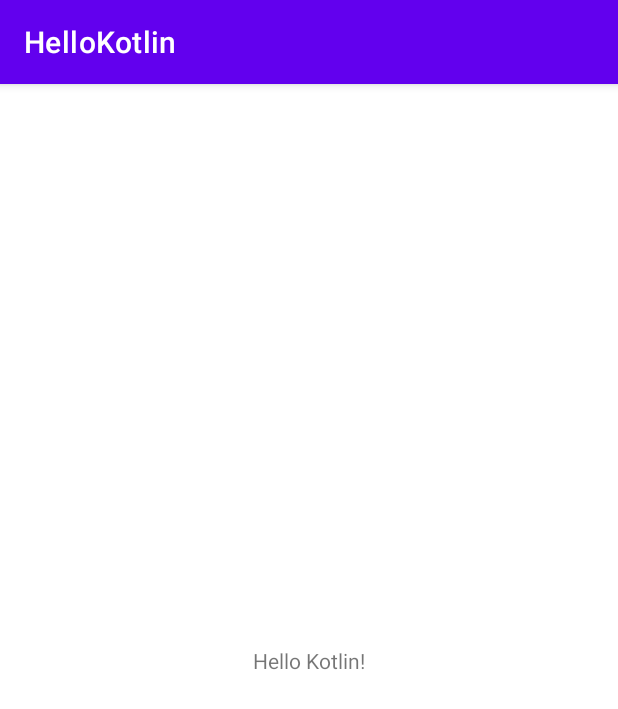
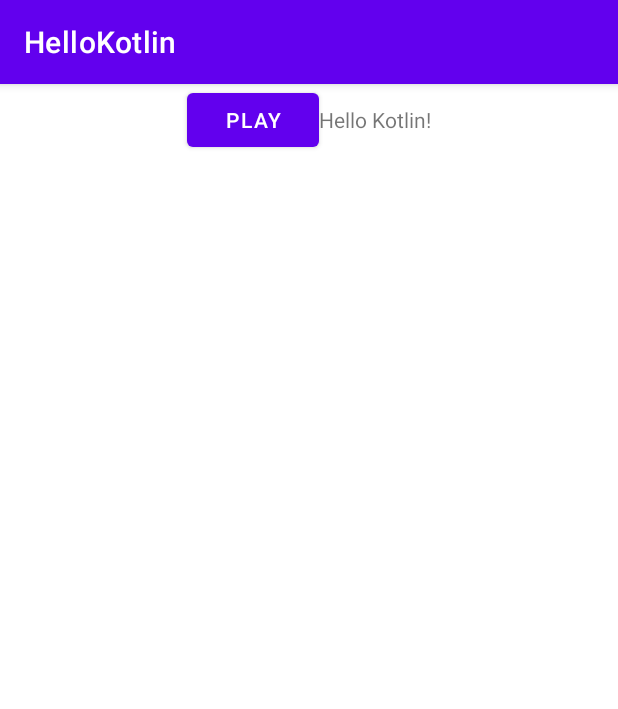
Before and after one commit to dardanqsot/kotlin, an Android app: the screen it shows after launch (MainActivity), on a phone screen of 412 x 824 dp. Shown: the top 709 px of the screen. Run offline under Robolectric (Android 15) with nearby library versions, the light colour scheme and no system bars.

Commit message:
Seccion 2 - PrimerApp: Hola mundo - Lectura de texto con asistente

```diff
--- a/HelloKotlin/app/src/main/java/com/dardan/hellokotlin/MainActivity.kt
+++ b/HelloKotlin/app/src/main/java/com/dardan/hellokotlin/MainActivity.kt
@@ -5,6 +5,7 @@ import android.os.Bundle
 import android.speech.tts.TextToSpeech
 import android.util.Log
 import android.widget.TextView
+import java.util.*
 
 class MainActivity : AppCompatActivity(), TextToSpeech.OnInitListener {
 
@@ -18,9 +19,14 @@ class MainActivity : AppCompatActivity(), TextToSpeech.OnInitListener {
         Log.i("message textview", message)
     }
 
+    private fun speak(){
+        var message: String = findViewById<TextView>(R.id.textView).text.toString()
+        tts!!.speak(message, TextToSpeech.QUEUE_FLUSH, null, "")
+    }
     override fun onInit(status: Int) {
         if(status == TextToSpeech.SUCCESS){
             findViewById<TextView>(R.id.textView).text = "Listo!!"
+            tts!!.setLanguage(Locale.US)
         } else {
             findViewById<TextView>(R.id.textView).text = "No Disponible!"
         }
--- a/HelloKotlin/app/src/main/res/layout/activity_main.xml
+++ b/HelloKotlin/app/src/main/res/layout/activity_main.xml
@@ -1,19 +1,23 @@
 <?xml version="1.0" encoding="utf-8"?>
-<androidx.constraintlayout.widget.ConstraintLayout xmlns:android="http://schemas.android.com/apk/res/android"
-    xmlns:app="http://schemas.android.com/apk/res-auto"
+<LinearLayout
+    xmlns:android="http://schemas.android.com/apk/res/android"
     xmlns:tools="http://schemas.android.com/tools"
     android:layout_width="match_parent"
     android:layout_height="match_parent"
+    android:orientarion="vertical"
+    android:gravity="center_horizontal"
     tools:context=".MainActivity">
+
+    <Button
+        android:id="@+id/btnPlay"
+        android:layout_width="wrap_content"
+        android:layout_height="wrap_content"
+        android:text="Play"/>
 
     <TextView
         android:id="@+id/textView"
         android:layout_width="wrap_content"
         android:layout_height="wrap_content"
-        android:text="Hello Kotlin!"
-        app:layout_constraintBottom_toBottomOf="parent"
-        app:layout_constraintLeft_toLeftOf="parent"
-        app:layout_constraintRight_toRightOf="parent"
-        app:layout_constraintTop_toTopOf="parent" />
+        android:text="Hello Kotlin!" />
 
-</androidx.constraintlayout.widget.ConstraintLayout>
+</LinearLayout>
```
